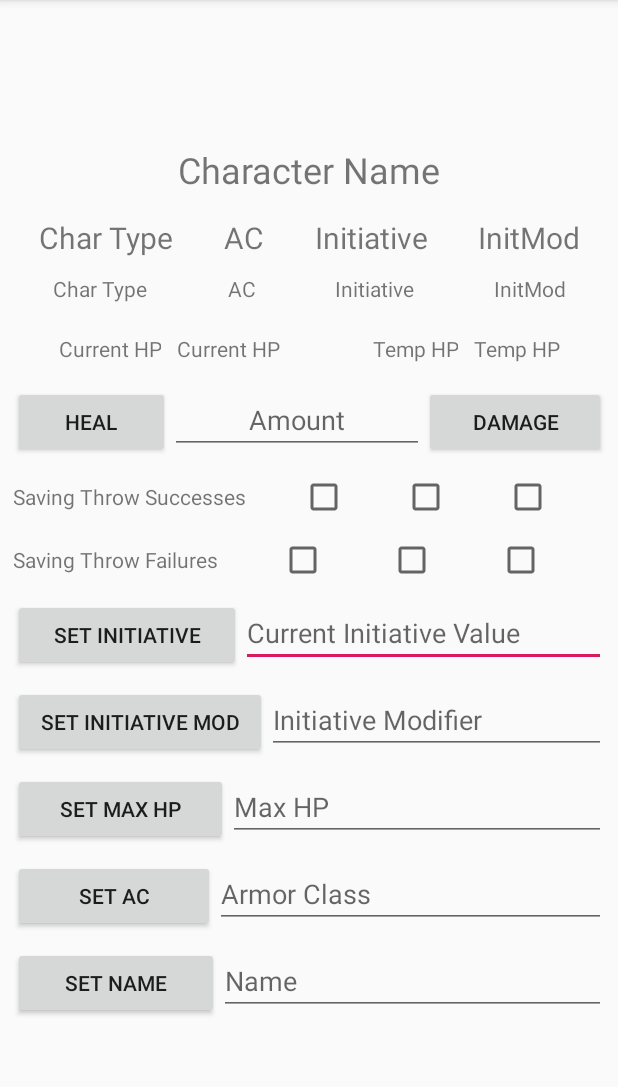
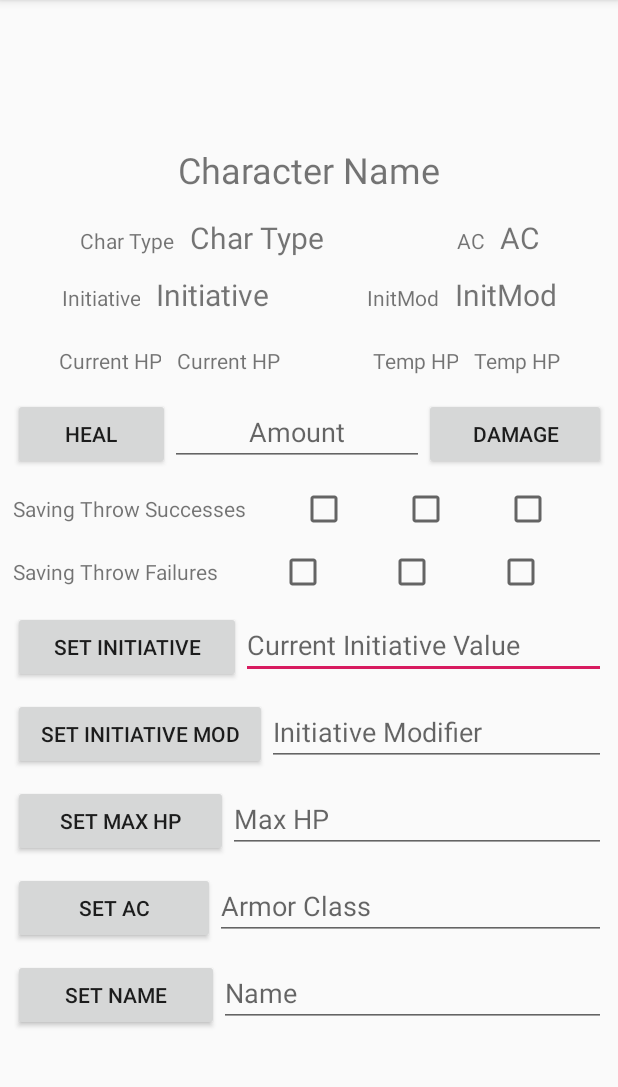
Before and after one commit to ngraham20/DnD-CombatTracker, an Android app: the CharacterActivity screen opened directly, with no data from a screen before it, on a phone screen of 412 x 824 dp, the part 84-1171 px from its top. Run offline under Robolectric (Android 15) with nearby library versions, the phone set to English and light mode, and no system bars; 7 statements that could not run were skipped.

Commit message:
more characteractivity

```diff
--- a/DnDCombatTracker/app/src/main/java/com/example/dndcombattracker/Character.java
+++ b/DnDCombatTracker/app/src/main/java/com/example/dndcombattracker/Character.java
@@ -148,7 +148,6 @@ public abstract class Character implements Serializable
                 currentHealth = damagedHealth;
             }
 
-            currentHealth -= damage;
         }
 
 
--- a/DnDCombatTracker/app/src/main/java/com/example/dndcombattracker/CharacterActivity.java
+++ b/DnDCombatTracker/app/src/main/java/com/example/dndcombattracker/CharacterActivity.java
@@ -161,6 +161,8 @@ public class CharacterActivity extends AppCompatActivity {
         {
             int amount = Integer.parseInt(healthEdit.getText().toString());
             activity.updateCurrentHp(type, amount);
+            setTempHpText();
+            setCurrentHealthText();
         }
     }
 
--- a/DnDCombatTracker/app/src/main/res/layout/activity_character.xml
+++ b/DnDCombatTracker/app/src/main/res/layout/activity_character.xml
@@ -48,14 +48,32 @@
                 android:orientation="horizontal">
 
                 <TextView
+                    android:id="@+id/charTypeDisplay"
+                    android:layout_width="wrap_content"
+                    android:layout_height="wrap_content"
+                    android:layout_margin="5dp"
+                    android:layout_weight="1"
+                    android:text="Char Type"
+                    android:textAlignment="textEnd" />
+
+                <TextView
                     android:id="@+id/characterType"
                     android:layout_width="wrap_content"
                     android:layout_height="wrap_content"
                     android:layout_margin="5dp"
                     android:layout_weight="1"
                     android:text="Char Type"
-                    android:textAlignment="center"
+                    android:textAlignment="textStart"
                     android:textSize="20sp" />
+
+                <TextView
+                    android:id="@+id/armorClassDisplay"
+                    android:layout_width="wrap_content"
+                    android:layout_height="wrap_content"
+                    android:layout_margin="5dp"
+                    android:layout_weight="1"
+                    android:text="AC"
+                    android:textAlignment="textEnd" />
 
                 <TextView
                     android:id="@+id/armorClass"
@@ -64,27 +82,7 @@
                     android:layout_margin="5dp"
                     android:layout_weight="1"
                     android:text="AC"
-                    android:textAlignment="center"
-                    android:textSize="20sp" />
-
-                <TextView
-                    android:id="@+id/currentInitiative"
-                    android:layout_width="wrap_content"
-                    android:layout_height="wrap_content"
-                    android:layout_margin="5dp"
-                    android:layout_weight="1"
-                    android:text="Initiative"
-                    android:textAlignment="center"
-                    android:textSize="20sp" />
-
-                <TextView
-                    android:id="@+id/initiativeMod"
-                    android:layout_width="wrap_content"
-                    android:layout_height="wrap_content"
-                    android:layout_margin="5dp"
-                    android:layout_weight="1"
-                    android:text="InitMod"
-                    android:textAlignment="center"
+                    android:textAlignment="textStart"
                     android:textSize="20sp" />
 
             </LinearLayout>
@@ -97,31 +95,23 @@
                 android:orientation="horizontal">
 
                 <TextView
-                    android:id="@+id/charTypeDisplay"
-                    android:layout_width="wrap_content"
-                    android:layout_height="wrap_content"
-                    android:layout_margin="5dp"
-                    android:layout_weight="1"
-                    android:text="Char Type"
-                    android:textAlignment="center" />
-
-                <TextView
-                    android:id="@+id/armorClassDisplay"
-                    android:layout_width="wrap_content"
-                    android:layout_height="wrap_content"
-                    android:layout_margin="5dp"
-                    android:layout_weight="1"
-                    android:text="AC"
-                    android:textAlignment="center" />
-
-                <TextView
                     android:id="@+id/currentInitiativeDisplay"
                     android:layout_width="wrap_content"
                     android:layout_height="wrap_content"
                     android:layout_margin="5dp"
                     android:layout_weight="1"
                     android:text="Initiative"
-                    android:textAlignment="center" />
+                    android:textAlignment="textEnd" />
+
+                <TextView
+                    android:id="@+id/currentInitiative"
+                    android:layout_width="wrap_content"
+                    android:layout_height="wrap_content"
+                    android:layout_margin="5dp"
+                    android:layout_weight="1"
+                    android:text="Initiative"
+                    android:textAlignment="textStart"
+                    android:textSize="20sp" />
 
                 <TextView
                     android:id="@+id/initiativeModDisplay"
@@ -130,7 +120,17 @@
                     android:layout_margin="5dp"
                     android:layout_weight="1"
                     android:text="InitMod"
-                    android:textAlignment="center" />
+                    android:textAlignment="textEnd" />
+
+                <TextView
+                    android:id="@+id/initiativeMod"
+                    android:layout_width="wrap_content"
+                    android:layout_height="wrap_content"
+                    android:layout_margin="5dp"
+                    android:layout_weight="1"
+                    android:text="InitMod"
+                    android:textAlignment="textStart"
+                    android:textSize="20sp" />
 
             </LinearLayout>
 
```
